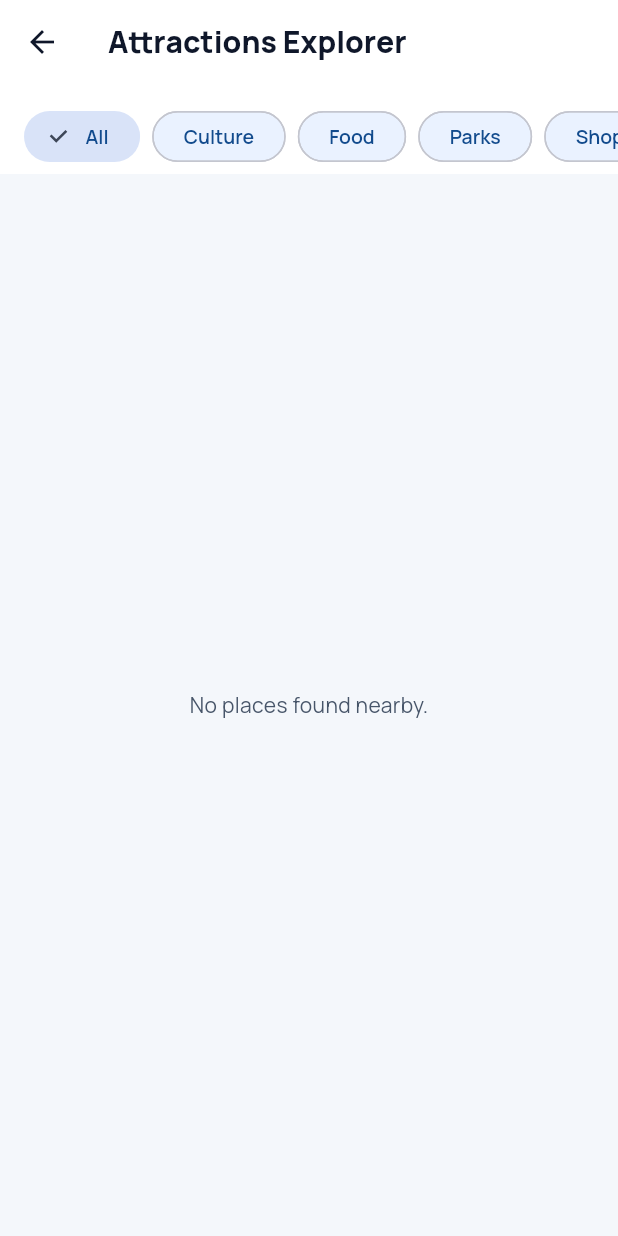
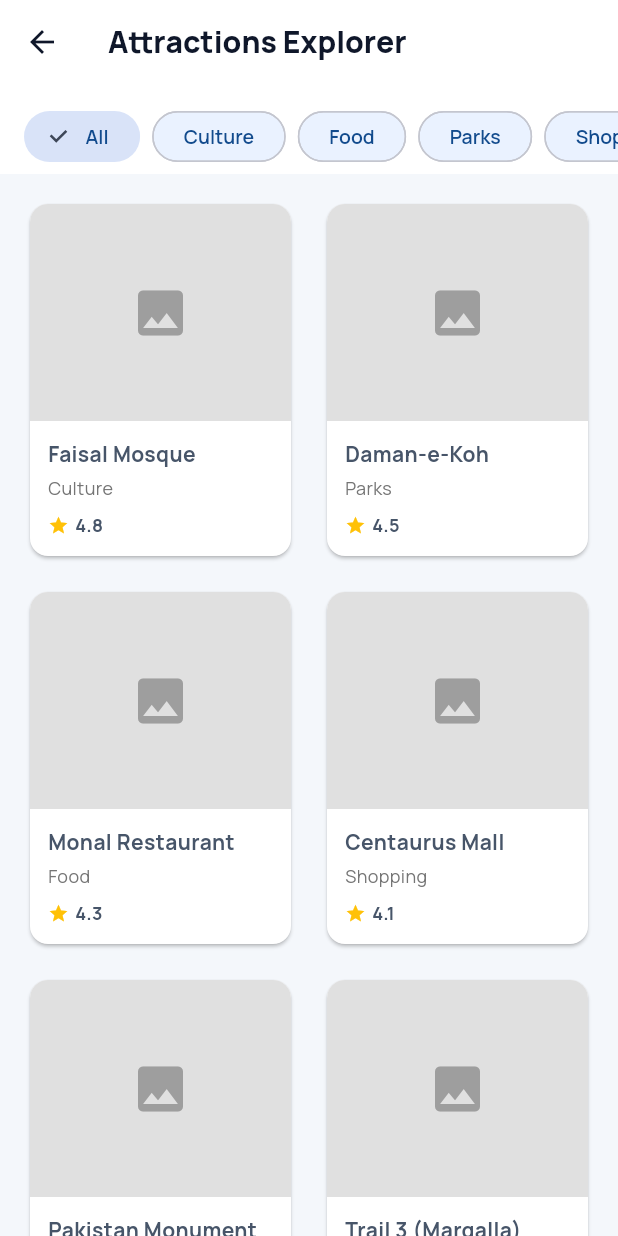
Before and after one commit to hamdan-ishfaq/MAD_PROJECT, a Flutter app: the screen it shows after launch, after a tap on "Login", after a tap on "Continue as Guest", after a tap on "Search a location...", on a phone screen of 412 x 824 dp. Run offline on Flutter 3.47's test engine with Material 3 defaults, Android fonts, the phone set to English and light mode, and no system bars; our stand-ins replace file_picker, flutter_dotenv, flutter_local_notifications, flutter_map, geolocator, go_router and 9 more; accounts and stored records are empty; network calls fail.

Commit message:
fix: resolve CI API categories build error and fix chat join/profile stats

```diff
--- a/lib/core/services/places_service.dart
+++ b/lib/core/services/places_service.dart
@@ -3,7 +3,6 @@ import 'package:flutter/foundation.dart';
 import 'package:http/http.dart' as http;
 import 'package:flutter_dotenv/flutter_dotenv.dart';
 import 'package:tripgenie/core/models/place_model.dart';
-import 'package:tripgenie/core/services/api_service.dart';
 
 class _CacheEntry {
   final dynamic data;
@@ -19,6 +18,20 @@ class PlacesService {
   static String get _opentripmapKey => dotenv.env['OPENTRIPMAP_KEY'] ?? '';
 
   static final Map<String, _CacheEntry> _cache = {};
+
+  /// Static fallback used when the API is unavailable.
+  static const List<Map<String, dynamic>> _fallbackPlaces = [
+    {'id': 'p1', 'name': 'Faisal Mosque', 'category': 'Culture', 'lat': 33.7295, 'lng': 73.0372, 'rating': 4.8, 'crowdLevel': 0.7},
+    {'id': 'p2', 'name': 'Daman-e-Koh', 'category': 'Parks', 'lat': 33.7384, 'lng': 73.0586, 'rating': 4.5, 'crowdLevel': 0.4},
+    {'id': 'p3', 'name': 'Monal Restaurant', 'category': 'Food', 'lat': 33.7440, 'lng': 73.0640, 'rating': 4.3, 'crowdLevel': 0.8},
+    {'id': 'p4', 'name': 'Centaurus Mall', 'category': 'Shopping', 'lat': 33.7085, 'lng': 73.0508, 'rating': 4.1, 'crowdLevel': 0.9},
+    {'id': 'p5', 'name': 'Pakistan Monument', 'category': 'Culture', 'lat': 33.6932, 'lng': 73.0688, 'rating': 4.7, 'crowdLevel': 0.3},
+    {'id': 'p6', 'name': 'Trail 3 (Margalla)', 'category': 'Parks', 'lat': 33.7500, 'lng': 73.0650, 'rating': 4.6, 'crowdLevel': 0.5},
+    {'id': 'p7', 'name': 'Lok Virsa Museum', 'category': 'Culture', 'lat': 33.6967, 'lng': 73.0715, 'rating': 4.2, 'crowdLevel': 0.2},
+    {'id': 'p8', 'name': 'Saidpur Village', 'category': 'Food', 'lat': 33.7397, 'lng': 73.0667, 'rating': 4.4, 'crowdLevel': 0.6},
+    {'id': 'p9', 'name': 'Serena Hotel', 'category': 'Hotels', 'lat': 33.7118, 'lng': 73.0901, 'rating': 4.9, 'crowdLevel': 0.4},
+    {'id': 'p10', 'name': 'F-7 Jinnah Super', 'category': 'Shopping', 'lat': 33.7136, 'lng': 73.0575, 'rating': 4.0, 'crowdLevel': 0.7},
+  ];
 
   // Get place details by ID (from OpenTripMap)
   static Future<Place?> getPlaceDetails(String xid) async {
@@ -142,9 +155,9 @@ class PlacesService {
 
             String apiKinds = p['kinds']?.toString() ?? '';
             String finalCategory = 'Attraction';
-            if (apiKinds.contains('foods') || apiKinds.contains('restaurants')) finalCategory = 'Food';
+            if (apiKinds.contains('foods') || apiKinds.contains('restaurants') || apiKinds.contains('cafes')) finalCategory = 'Food';
             else if (apiKinds.contains('shops') || apiKinds.contains('malls')) finalCategory = 'Shopping';
-            else if (apiKinds.contains('accommodations') || apiKinds.contains('hotels')) finalCategory = 'Hotels';
+            else if (apiKinds.contains('accomodations') || apiKinds.contains('accommodations') || apiKinds.contains('hotels') || apiKinds.contains('hostels') || apiKinds.contains('guest_houses')) finalCategory = 'Hotels';
             else if (apiKinds.contains('natural') || apiKinds.contains('urban_environment')) finalCategory = 'Parks';
             else if (apiKinds.contains('cultural') || apiKinds.contains('religion') || apiKinds.contains('historic')) finalCategory = 'Culture';
             else if (category != null && category != 'All') finalCategory = category;
@@ -182,13 +195,13 @@ class PlacesService {
 
     // If API key is missing or OTM fails, use the internal static fallback
     if (category != null && category.isNotEmpty && category != 'All') {
-      final res = ApiService.fallbackPlaces
+      final res = _fallbackPlaces
           .where((p) => (p['category'] as String).toLowerCase() == category.toLowerCase())
-          .map((e) => Place.fromJson(e as Map<String, dynamic>)).toList();
+          .map((e) => Place.fromJson(e)).toList();
       _cache[cacheKey] = _CacheEntry(res);
       return res;
     }
-    final fallbackRes = ApiService.fallbackPlaces.map((e) => Place.fromJson(e as Map<String, dynamic>)).toList();
+    final fallbackRes = _fallbackPlaces.map((e) => Place.fromJson(e)).toList();
     _cache[cacheKey] = _CacheEntry(fallbackRes);
     return fallbackRes;
   }
@@ -199,10 +212,20 @@ class PlacesService {
       return _cache[cacheKey]!.data as List<Place>;
     }
 
-    final dynamicData = await ApiService.getTrendingPlaces(limit: limit);
-    final places = dynamicData.map((e) => Place.fromJson(e as Map<String, dynamic>)).toList();
-    _cache[cacheKey] = _CacheEntry(places);
-    return places;
+    // Use nearby places from default coords; fallback to static list sorted by rating
+    try {
+      final nearby = await getNearbyPlaces(latitude: 33.6844, longitude: 73.0479, limit: 50);
+      final sorted = [...nearby]..sort((a, b) => b.rating.compareTo(a.rating));
+      final result = sorted.take(limit).toList();
+      _cache[cacheKey] = _CacheEntry(result);
+      return result;
+    } catch (_) {
+      final sorted = [..._fallbackPlaces]
+        ..sort((a, b) => ((b['rating'] as num?) ?? 0).compareTo((a['rating'] as num?) ?? 0));
+      final result = sorted.take(limit).map((e) => Place.fromJson(e)).toList();
+      _cache[cacheKey] = _CacheEntry(result);
+      return result;
+    }
   }
 
   // Helper: Parse place from API response
--- a/lib/features/profile/screens/profile_screen.dart
+++ b/lib/features/profile/screens/profile_screen.dart
@@ -1,6 +1,7 @@
 import 'package:flutter/material.dart';
 import 'dart:async';
 import 'package:go_router/go_router.dart';
+import 'package:shared_preferences/shared_preferences.dart';
 import 'package:tripgenie/core/constants/app_colors.dart';
 import 'package:tripgenie/core/constants/app_strings.dart';
 import 'package:tripgenie/core/models/dashboard_model.dart';
@@ -11,7 +12,6 @@ import 'package:tripgenie/core/services/dashboard_service.dart';
 import 'package:tripgenie/core/services/offline_db_service.dart';
 import 'package:tripgenie/core/services/user_preferences_service.dart';
 import 'package:tripgenie/core/services/step_counter_service.dart';
-import 'package:tripgenie/core/services/local_backend_service.dart';
 import 'package:tripgenie/features/dashboard/widgets/saved_itineraries_list.dart';
 import 'package:tripgenie/features/settings/screens/settings_screen.dart';
 import 'package:tripgenie/features/notifications/screens/notifications_screen.dart';
@@ -77,9 +77,12 @@ class _ProfileScreenState extends State<ProfileScreen> {
 
   Future<void> _loadUser() async {
     final user = await AuthService.loadUser();
+    // Count trips the user has joined via SharedPreferences
+    final prefs = await SharedPreferences.getInstance();
+    final joinedCount = prefs.getKeys()
+        .where((k) => k.startsWith('joined_trip_') && prefs.getBool(k) == true)
+        .length;
     if (user != null && mounted) {
-      final trips = await LocalBackendService.getTrips();
-      final userTrips = trips.where((t) => t.userName == user.name || t.userInitials == user.name.substring(0, 2).toUpperCase()).length;
       setState(() {
         _userId = user.id;
         _userName = user.name.isNotEmpty ? user.name : user.email.split('@')[0];
@@ -87,13 +90,14 @@ class _ProfileScreenState extends State<ProfileScreen> {
         _userInitials = _userName.length >= 2
             ? _userName.substring(0, 2).toUpperCase()
             : _userName.toUpperCase();
-        _tripsCount = userTrips;
+        _tripsCount = joinedCount;
         _savedItinerariesFuture = _loadSavedItineraries(user.id);
         _favoritesFuture = _loadFavoritePlaces(user.id);
       });
       await _loadInterests(user.id);
     } else if (mounted) {
       setState(() {
+        _tripsCount = joinedCount;
         _savedItinerariesFuture = _loadSavedItineraries(_userId);
         _favoritesFuture = _loadFavoritePlaces(_userId);
       });
--- a/lib/features/social/screens/travelers_screen.dart
+++ b/lib/features/social/screens/travelers_screen.dart
@@ -1,4 +1,5 @@
 import 'package:flutter/material.dart';
+import 'package:shared_preferences/shared_preferences.dart';
 import 'package:tripgenie/core/constants/app_colors.dart';
 import 'package:tripgenie/core/services/api_service.dart';
 import 'package:tripgenie/core/services/auth_service.dart';
@@ -37,7 +38,6 @@ class _TravelersScreenState extends State<TravelersScreen> {
     final trips = await ApiService.getTrips();
     if (!mounted) return;
 
-    // If DB is empty, seed sample trips
     if (trips.isEmpty) {
       final samples = TripRepository.getSampleTrips();
       for (final s in samples) {
@@ -60,10 +60,15 @@ class _TravelersScreenState extends State<TravelersScreen> {
 
   @override
   Widget build(BuildContext context) {
+    final theme = Theme.of(context);
+    final isDark = theme.brightness == Brightness.dark;
+    final surfaceColor = isDark ? AppColors.surfaceDark : Colors.white;
+
     return Scaffold(
-      backgroundColor: AppColors.background,
+      backgroundColor: theme.scaffoldBackgroundColor,
       appBar: AppBar(
-        backgroundColor: Colors.white, elevation: 0,
+        backgroundColor: theme.scaffoldBackgroundColor,
+        elevation: 0,
         title: const Text('Travel Buddies', style: TextStyle(fontWeight: FontWeight.w700, fontSize: 20)),
         actions: [
           Padding(
@@ -89,18 +94,22 @@ class _TravelersScreenState extends State<TravelersScreen> {
         child: Column(
           children: [
             Container(
-              color: Colors.white,
+              color: surfaceColor,
               padding: const EdgeInsets.fromLTRB(16, 0, 16, 12),
               child: TextField(
                 controller: _searchController,
                 onChanged: _search,
                 decoration: InputDecoration(
                   hintText: 'Search by destination or traveler…',
-                  prefixIcon: const Icon(Icons.search_rounded, color: AppColors.textHint),
+                  prefixIcon: Icon(Icons.search_rounded, color: theme.colorScheme.outline),
                   suffixIcon: _searchController.text.isNotEmpty
-                      ? IconButton(icon: const Icon(Icons.clear_rounded, color: AppColors.textHint), onPressed: () { _searchController.clear(); _search(''); })
+                      ? IconButton(
+                          icon: Icon(Icons.clear_rounded, color: theme.colorScheme.outline),
+                          onPressed: () { _searchController.clear(); _search(''); },
+                        )
                       : null,
-                  filled: true, fillColor: AppColors.background,
+                  filled: true,
+                  fillColor: theme.scaffoldBackgroundColor,
                   border: OutlineInputBorder(borderRadius: BorderRadius.circular(12), borderSide: BorderSide.none),
                   contentPadding: const EdgeInsets.symmetric(vertical: 12),
                 ),
@@ -113,9 +122,9 @@ class _TravelersScreenState extends State<TravelersScreen> {
                       ? ListView(children: [
                           SizedBox(height: MediaQuery.of(context).size.height * 0.25),
                           Center(child: Column(mainAxisSize: MainAxisSize.min, children: [
-                            Icon(Icons.travel_explore_rounded, size: 52, color: Colors.grey.shade300),
+                            Icon(Icons.travel_explore_rounded, size: 52, color: theme.colorScheme.outline),
                             const SizedBox(height: 12),
-                            Text('No trips found', style: TextStyle(color: Colors.grey.shade400, fontSize: 15)),
+                            Text('No trips found', style: TextStyle(color: theme.colorScheme.outline, fontSize: 15)),
                           ])),
                         ])
                       : ListView.separated(
@@ -136,64 +145,153 @@ class _TravelersScreenState extends State<TravelersScreen> {
   }
 }
 
-class _TripCard extends StatelessWidget {
+/// Shows a trip card. "Join Chat" button persists joined state using SharedPreferences
+/// so it shows "Open Chat" after the user has joined, even after scrolling away.
+class _TripCard extends StatefulWidget {
   final TripPost trip;
   const _TripCard({required this.trip});
 
   @override
+  State<_TripCard> createState() => _TripCardState();
+}
+
+class _TripCardState extends State<_TripCard> {
+  bool _hasJoined = false;
+  bool _isJoining = false;
+
+  @override
+  void initState() {
+    super.initState();
+    _loadJoinState();
+  }
+
+  Future<void> _loadJoinState() async {
+    final prefs = await SharedPreferences.getInstance();
+    final joined = prefs.getBool('joined_trip_${widget.trip.id}') ?? false;
+    if (mounted) setState(() => _hasJoined = joined);
+  }
+
+  Future<void> _joinOrOpenChat() async {
+    if (_hasJoined) {
+      // Already joined — open chat directly
+      if (mounted) {
+        Navigator.of(context).push(
+          MaterialPageRoute(builder: (_) => ChatScreen(trip: widget.trip)),
+        );
+      }
+      return;
+    }
+
+    // First time joining — save state then open chat
+    setState(() => _isJoining = true);
+    final prefs = await SharedPreferences.getInstance();
+    await prefs.setBool('joined_trip_${widget.trip.id}', true);
+
+    // Increment member count in DB
+    final user = await AuthService.loadUser();
+    if (user != null) {
+      await LocalBackendService.joinTrip(widget.trip.id, user.id);
+    }
+
+    if (mounted) {
+      setState(() { _hasJoined = true; _isJoining = false; });
+      Navigator.of(context).push(
+        MaterialPageRoute(builder: (_) => ChatScreen(trip: widget.trip)),
+      );
+    }
+  }
+
+  @override
   Widget build(BuildContext context) {
+    final theme = Theme.of(context);
+    final isDark = theme.brightness == Brightness.dark;
+    final cardColor = isDark ? AppColors.surfaceDark : Colors.white;
+    final borderColor = isDark ? AppColors.borderDark : AppColors.border;
+
     return Container(
       decoration: BoxDecoration(
-        color: Colors.white, borderRadius: BorderRadius.circular(16),
-        boxShadow: [BoxShadow(color: Colors.black.withValues(alpha: 0.05), blurRadius: 12, offset: const Offset(0, 4))],
+        color: cardColor,
+        borderRadius: BorderRadius.circular(16),
+        border: isDark ? Border.all(color: borderColor) : null,
+        boxShadow: isDark ? null : [BoxShadow(color: Colors.black.withValues(alpha: 0.05), blurRadius: 12, offset: const Offset(0, 4))],
       ),
       child: Column(crossAxisAlignment: CrossAxisAlignment.start, children: [
         Padding(
           padding: const EdgeInsets.fromLTRB(16, 14, 16, 0),
           child: Column(crossAxisAlignment: CrossAxisAlignment.start, children: [
             Row(crossAxisAlignment: CrossAxisAlignment.start, children: [
-              CircleAvatar(radius: 20, backgroundColor: AppColors.primary, child: Text(trip.userInitials, style: const TextStyle(color: Colors.white, fontWeight: FontWeight.w700, fontSize: 13))),
+              CircleAvatar(
+                radius: 20,
+                backgroundColor: AppColors.primary,
+                child: Text(widget.trip.userInitials, style: const TextStyle(color: Colors.white, fontWeight: FontWeight.w700, fontSize: 13)),
+              ),
               const SizedBox(width: 10),
               Expanded(child: Column(crossAxisAlignment: CrossAxisAlignment.start, children: [
-                Text(trip.userName, maxLines: 1, overflow: TextOverflow.ellipsis, style: const TextStyle(fontWeight: FontWeight.w600, fontSize: 14)),
-                Text(trip.postedAgo, style: const TextStyle(color: AppColors.textHint, fontSize: 11)),
+                Text(widget.trip.userName, maxLines: 1, overflow: TextOverflow.ellipsis, style: TextStyle(fontWeight: FontWeight.w600, fontSize: 14, color: theme.colorScheme.onSurface)),
+                Text(widget.trip.postedAgo, style: TextStyle(color: theme.colorScheme.outline, fontSize: 11)),
               ])),
+              Container(
+                padding: const EdgeInsets.symmetric(horizontal: 10, vertical: 4),
+                decoration: BoxDecoration(
+                  color: widget.trip.isFull
+                      ? (isDark ? const Color(0xFF1E293B) : Colors.grey.shade100)
+                      : AppColors.primaryLight,
+                  borderRadius: BorderRadius.circular(20),
+                ),
+                child: Text(
+                  widget.trip.isFull ? 'Full' : '${widget.trip.spotsLeft} spot${widget.trip.spotsLeft > 1 ? 's' : ''} left',
+                  style: TextStyle(
+                    fontSize: 11, fontWeight: FontWeight.w600,
+                    color: widget.trip.isFull ? theme.colorScheme.onSurfaceVariant : AppColors.primary,
+                  ),
+                ),
+              ),
             ]),
-            const SizedBox(height: 8),
-            Container(
-              padding: const EdgeInsets.symmetric(horizontal: 10, vertical: 4),
-              decoration: BoxDecoration(color: trip.isFull ? Colors.grey.shade100 : AppColors.primaryLight, borderRadius: BorderRadius.circular(20)),
-              child: Text(trip.isFull ? 'Full' : '${trip.spotsLeft} spot${trip.spotsLeft > 1 ? 's' : ''} left', style: TextStyle(fontSize: 11, fontWeight: FontWeight.w600, color: trip.isFull ? AppColors.textSecondary : AppColors.primary)),
-            ),
           ]),
         ),
         Padding(
           padding: const EdgeInsets.fromLTRB(16, 12, 16, 0),
           child: Column(crossAxisAlignment: CrossAxisAlignment.start, children: [
-            Row(children: [const Icon(Icons.flight_takeoff_rounded, color: AppColors.primary, size: 16), const SizedBox(width: 6), Expanded(child: Text(trip.destination, maxLines: 1, overflow: TextOverflow.ellipsis, style: const TextStyle(fontWeight: FontWeight.w700, fontSize: 17, color: AppColors.textPrimary)))]),
+            Row(children: [
+              const Icon(Icons.flight_takeoff_rounded, color: AppColors.primary, size: 16),
+              const SizedBox(width: 6),
+              Expanded(child: Text(widget.trip.destination, maxLines: 1, overflow: TextOverflow.ellipsis, style: TextStyle(fontWeight: FontWeight.w700, fontSize: 17, color: theme.colorScheme.onSurface))),
+            ]),
             const SizedBox(height: 4),
-            Row(mainAxisSize: MainAxisSize.min, children: [const Icon(Icons.calendar_today_outlined, size: 13, color: AppColors.textSecondary), const SizedBox(width: 4), Flexible(child: Text('${trip.startDate} - ${trip.endDate}', maxLines: 1, overflow: TextOverflow.ellipsis, style: const TextStyle(fontSize: 12, color: AppColors.textSecondary)))]),
+            Row(mainAxisSize: MainAxisSize.min, children: [
+              Icon(Icons.calendar_today_outlined, size: 13, color: theme.colorScheme.onSurfaceVariant),
+              const SizedBox(width: 4),
+              Flexible(child: Text('${widget.trip.startDate} - ${widget.trip.endDate}', maxLines: 1, overflow: TextOverflow.ellipsis, style: TextStyle(fontSize: 12, color: theme.colorScheme.onSurfaceVariant))),
+            ]),
           ]),
         ),
-        Padding(padding: const EdgeInsets.fromLTRB(16, 8, 16, 0), child: Text(trip.description, maxLines: 2, overflow: TextOverflow.ellipsis, style: const TextStyle(fontSize: 13, color: AppColors.textSecondary, height: 1.4))),
         Padding(
-          padding: const EdgeInsets.fromLTRB(16, 10, 16, 0),
-          child: Wrap(spacing: 6, runSpacing: 6, children: trip.interests.map((i) => _InterestPill(label: i)).toList()),
+          padding: const EdgeInsets.fromLTRB(16, 8, 16, 0),
+          child: Text(widget.trip.description, maxLines: 2, overflow: TextOverflow.ellipsis, style: TextStyle(fontSize: 13, color: theme.colorScheme.onSurfaceVariant, height: 1.4)),
         ),
+        if (widget.trip.interests.isNotEmpty)
+          Padding(
+            padding: const EdgeInsets.fromLTRB(16, 10, 16, 0),
+            child: Wrap(
+              spacing: 6, runSpacing: 6,
+              children: widget.trip.interests.map((i) => _InterestPill(label: i, theme: theme)).toList(),
+            ),
+          ),
         const SizedBox(height: 12),
-        const Divider(height: 1, color: AppColors.border),
+        Divider(height: 1, color: borderColor),
         Padding(
           padding: const EdgeInsets.symmetric(horizontal: 16, vertical: 10),
           child: SizedBox(
             width: double.infinity,
             child: ElevatedButton.icon(
-              onPressed: trip.isFull ? null : () {
-                Navigator.of(context).push(MaterialPageRoute(builder: (_) => ChatScreen(trip: trip)));
-              },
-              icon: const Icon(Icons.chat_bubble_outline_rounded, size: 16),
-              label: const Text('Join Chat'),
+              onPressed: (widget.trip.isFull && !_hasJoined) ? null : (_isJoining ? null : _joinOrOpenChat),
+              icon: _isJoining
+                  ? const SizedBox(width: 16, height: 16, child: CircularProgressIndicator(strokeWidth: 2, color: Colors.white))
+                  : Icon(_hasJoined ? Icons.chat_bubble_rounded : Icons.chat_bubble_outline_rounded, size: 16),
+              label: Text(_hasJoined ? 'Open Chat' : 'Join Chat'),
               style: ElevatedButton.styleFrom(
-                backgroundColor: AppColors.primary, foregroundColor: Colors.white,
+                backgroundColor: _hasJoined ? AppColors.accent : AppColors.primary,
+                foregroundColor: Colors.white,
                 padding: const EdgeInsets.symmetric(horizontal: 14, vertical: 10),
                 textStyle: const TextStyle(fontSize: 13, fontWeight: FontWeight.w700),
                 shape: RoundedRectangleBorder(borderRadius: BorderRadius.circular(10)),
@@ -209,14 +307,20 @@ class _TripCard extends StatelessWidget {
 
 class _InterestPill extends StatelessWidget {
   final String label;
-  const _InterestPill({required this.label});
+  final ThemeData theme;
+  const _InterestPill({required this.label, required this.theme});
 
   @override
   Widget build(BuildContext context) {
+    final isDark = theme.brightness == Brightness.dark;
     return Container(
       padding: const EdgeInsets.symmetric(horizontal: 10, vertical: 4),
-      decoration: BoxDecoration(color: AppColors.background, borderRadius: BorderRadius.circular(20), border: Border.all(color: AppColors.border)),
-      child: Text(label, style: const TextStyle(fontSize: 11, color: AppColors.textSecondary, fontWeight: FontWeight.w500)),
+      decoration: BoxDecoration(
+        color: isDark ? const Color(0xFF1E293B) : AppColors.background,
+        borderRadius: BorderRadius.circular(20),
+        border: Border.all(color: isDark ? AppColors.borderDark : AppColors.border),
+      ),
+      child: Text(label, style: TextStyle(fontSize: 11, color: theme.colorScheme.onSurfaceVariant, fontWeight: FontWeight.w500)),
     );
   }
 }
```
Also changed, not shown: lib/core/services/local_backend_service.dart (+312 -89 lines).
